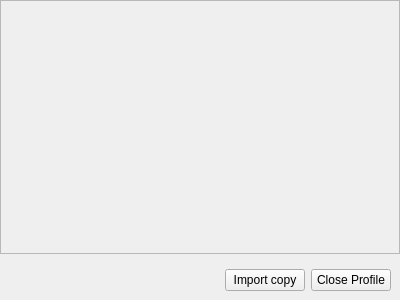
SyDevTeam/gta5view, file ProfileInterface.ui: the form before one commit.
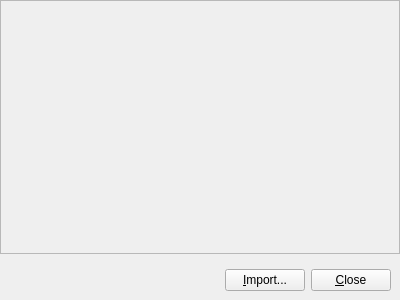
The form after the commit. The open tabs and pages were chosen to show the change.

```diff
--- a/ProfileInterface.ui
+++ b/ProfileInterface.ui
@@ -176,7 +176,7 @@
      <item>
       <widget class="QPushButton" name="cmdImport">
        <property name="text">
-        <string>Import copy</string>
+        <string>&amp;Import...</string>
        </property>
        <property name="autoDefault">
         <bool>true</bool>
@@ -186,7 +186,7 @@
      <item>
       <widget class="QPushButton" name="cmdCloseProfile">
        <property name="text">
-        <string>Close Profile</string>
+        <string>&amp;Close</string>
        </property>
        <property name="autoDefault">
         <bool>true</bool>
```
Left out of the diff: 10 changed lines with no effect on the pictures.
